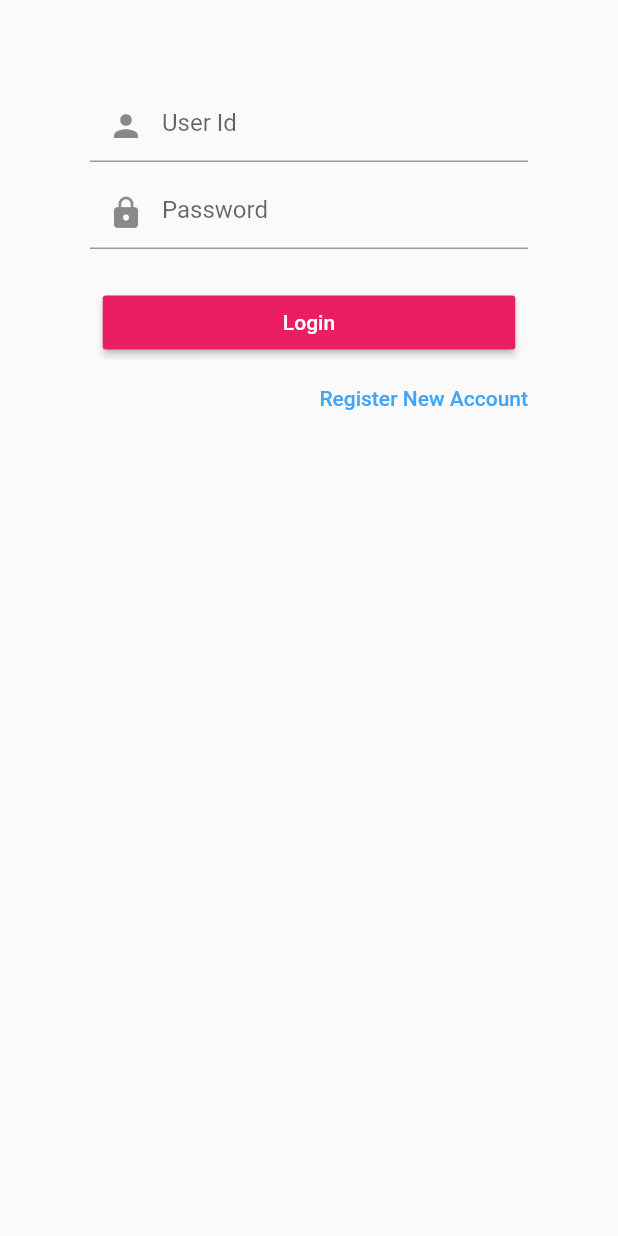
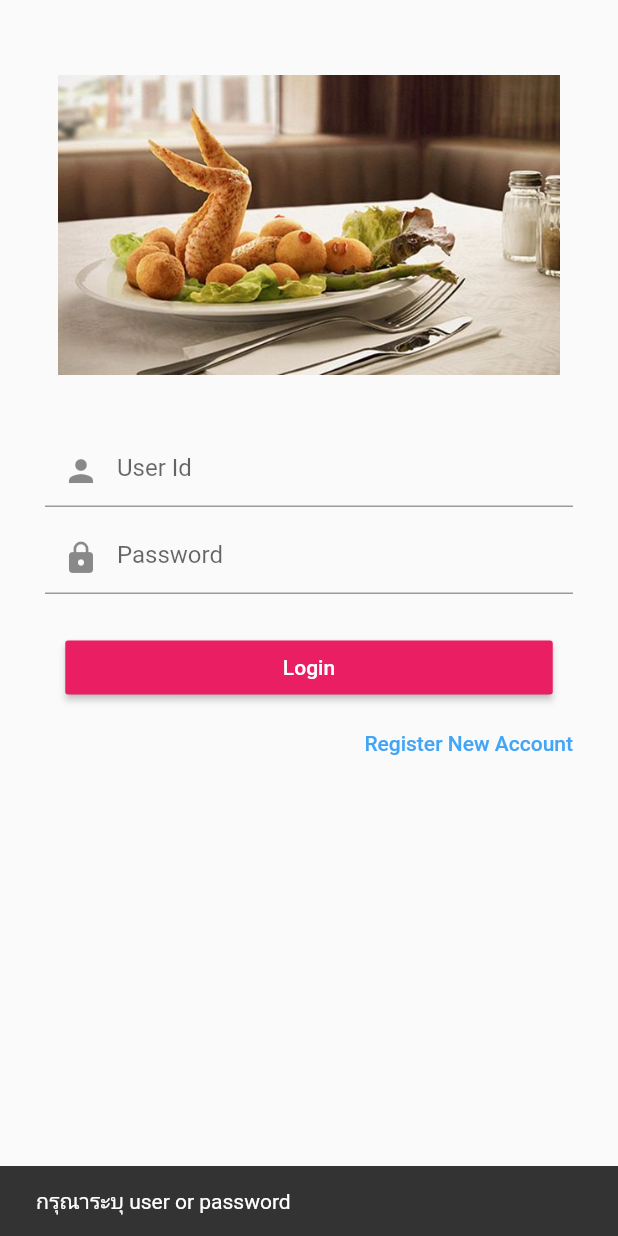
Before and after one commit to khingbmc/flutter_assignment, a Flutter app: the screen it shows after launch, after a tap on "Login", on a phone screen of 412 x 824 dp. Run offline on Flutter 3.47's test engine with Material 2 defaults, Android fonts, the phone set to English and light mode, and no system bars.

Commit message:
login success

```diff
--- a/flutter_assignment/lib/src/app.dart
+++ b/flutter_assignment/lib/src/app.dart
@@ -1,23 +1,12 @@
 import 'package:flutter/material.dart';
 import 'screen/login_screen.dart';
-import 'screen/home_screen.dart';
-import 'screen/register_screen.dart';
 
 class App extends StatelessWidget{
   @override
   Widget build(BuildContext context) {
     // TODO: implement build
     return MaterialApp(
-      initialRoute: "/",
-      routes: {
-        "/login": (context) => LoginScreen(),
-        // "/home": (context) => HomeScreen(),
-        "/regist": (context) => RegistScreen(),
-      },
-      title: 'Log me in',
-      home: Scaffold(
-        body: LoginScreen(),
-      ),
+      home: LoginScreen(),
     );
   }
 
--- a/flutter_assignment/lib/src/screen/home_screen.dart
+++ b/flutter_assignment/lib/src/screen/home_screen.dart
@@ -0,0 +1,30 @@
+import 'package:flutter/material.dart';
+
+class HomeScreen extends StatefulWidget{
+  @override
+  State<StatefulWidget> createState() {
+    // TODO: implement createState
+    return HomeScreenState();
+  }
+}
+
+class HomeScreenState extends State<HomeScreen>{
+
+  Widget build(BuildContext context) {
+    // TODO: implement build
+    return Scaffold(
+      appBar: AppBar(
+        title: Text("This is Third Screen"),
+      ),
+      body: Center(
+        child: FlatButton(
+          child: Text("Back First Screen"),
+          onPressed: (){
+            Navigator.pop(context);
+          },
+        )
+        ,),
+    );
+  }
+
+}
--- a/flutter_assignment/lib/src/screen/login_screen.dart
+++ b/flutter_assignment/lib/src/screen/login_screen.dart
@@ -1,4 +1,5 @@
 import 'package:flutter/material.dart';
+
 import 'home_screen.dart';
 import 'register_screen.dart';
 
@@ -12,21 +13,24 @@ class LoginScreen extends StatefulWidget{
 }
 
 class LoginScreenState extends State<LoginScreen>{
- List <Widget> _text = [
-   Text('First'),
-   Text('Second'),
-   Text('Third'),
- ];
+  TextEditingController user_checking = new TextEditingController();
+  TextEditingController password_checking = new TextEditingController();
+  final scaffoldKey = GlobalKey<ScaffoldState>();
 
   @override
   Widget build(BuildContext context) {
     // TODO: implement build
-    return Container(
-      margin: EdgeInsets.fromLTRB(60.0, 20.0, 60.0, 10.0),
+    return Scaffold(
+      key: scaffoldKey,
+        resizeToAvoidBottomPadding: false,
+        body: Container(
+      margin: EdgeInsets.fromLTRB(0.0, 20.0, 0.0, 10.0),
+                padding: const EdgeInsets.symmetric(horizontal: 30.0, vertical: 30.0),
       child: Center(
         child: Form(
           child: Column(
             children:<Widget> [
+              img(),
               emailField(),
               passwordField(),
               submitBtnField(),
@@ -36,12 +40,16 @@ class LoginScreenState extends State<LoginScreen>{
       )
       ),
 
-    );
+    ),
+      );
+
   }
   Widget emailField(){
     return Container(
+
       padding: EdgeInsets.only(top: 40.0),
       child: TextFormField(
+        controller: user_checking,
         keyboardType: TextInputType.emailAddress,
         decoration: InputDecoration(
         prefixIcon: Icon(Icons.person),
@@ -55,6 +63,7 @@ class LoginScreenState extends State<LoginScreen>{
 
       padding: EdgeInsets.only(top: 10.0),
       child: TextFormField(
+        controller: password_checking,
         decoration: InputDecoration(
         prefixIcon: Icon(Icons.lock),
         hintText: 'Password',
@@ -68,13 +77,23 @@ class LoginScreenState extends State<LoginScreen>{
     return Container(
       padding: EdgeInsets.only(top: 25.0),
           child: ButtonTheme(
-            minWidth: 275,
+            minWidth: 325,
             child: RaisedButton(
               textColor: Colors.white,
               color: Colors.pink.shade500,
               child: Text('Login'),
               onPressed: (){
-
+                if(user_checking.text.isEmpty || password_checking.text.isEmpty){
+                  scaffoldKey.currentState.showSnackBar(SnackBar(
+                    content: Text('กรุณาระบุ user or password'),));
+                }else if(user_checking.text == "admin" &&
+                password_checking.text == "admin"){
+                  scaffoldKey.currentState.showSnackBar(SnackBar(
+                    content: Text('user or password ไม่ถูกต้อง'),));
+                }else{
+                  Navigator.push(context,
+                  MaterialPageRoute(builder: (context) => HomeScreen()));
+                }
               },
         ),
           ),
@@ -104,4 +123,20 @@ class LoginScreenState extends State<LoginScreen>{
     );
   }
 
+  Widget img(){
+    return Container(
+      padding: EdgeInsets.all(0.0),
+      margin: EdgeInsets.all(0.0),
+      child: Center(
+        child: Column(
+          crossAxisAlignment: CrossAxisAlignment.center,
+          children: <Widget>[
+            Image.asset("resource/sexy-foods.jpg",height: 200,
+            ),
+          ],
+        ),
+      ),
+    );
+  }
+
 }
--- a/flutter_assignment/pubspec.yaml
+++ b/flutter_assignment/pubspec.yaml
@@ -35,6 +35,8 @@ flutter:
   # included with your application, so that you can use the icons in
   # the material Icons class.
   uses-material-design: true
+  assets:
+    - resource/sexy-foods.jpg
 
   # To add assets to your application, add an assets section, like this:
   # assets:
```
Also changed, not shown: flutter_assignment/resource/sexy-foods.jpg (added).
